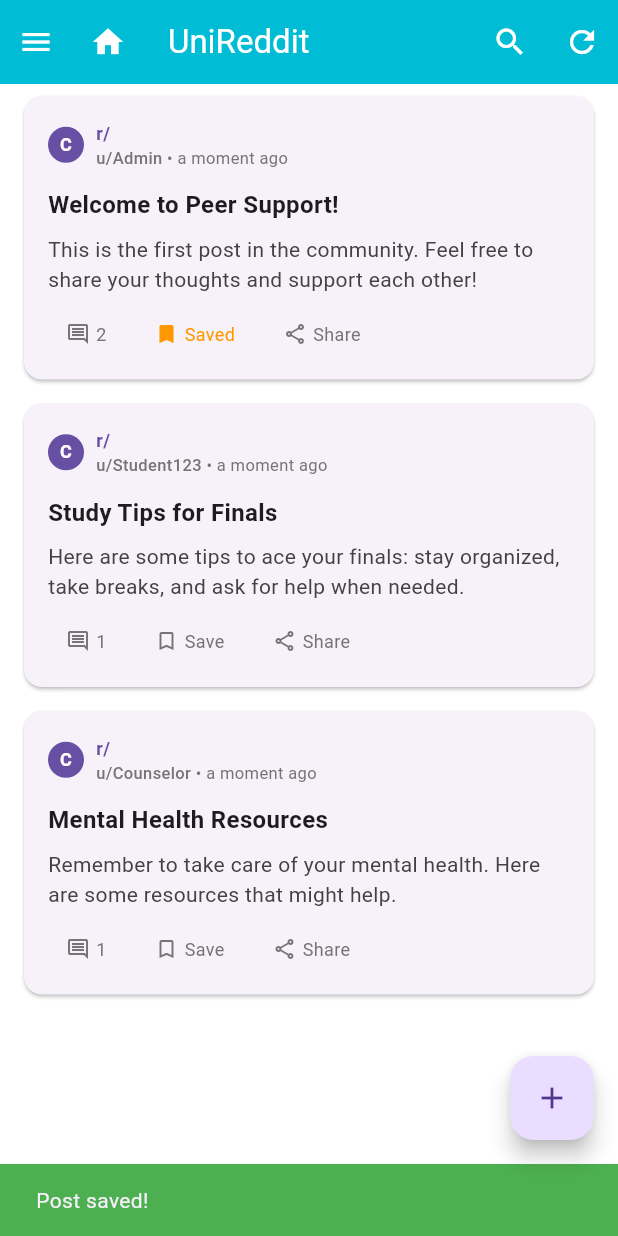
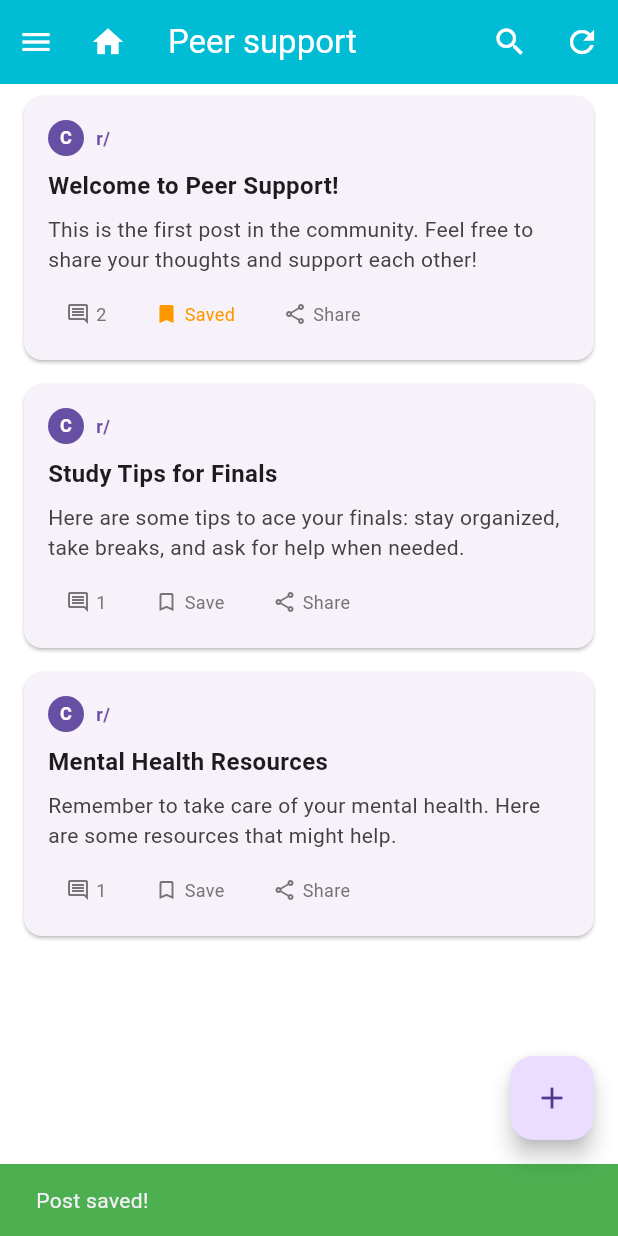
Before and after one commit to NsengaNigel/peer-support_app, a Flutter app: the PostFeedScreen screen opened directly, after a tap on "Save", on a phone screen of 412 x 824 dp. Run offline on Flutter 3.47's test engine with Material 3 defaults, Android fonts, the phone set to English and light mode, and no system bars; our stand-ins replace cloud_firestore, firebase_auth, firebase_core, timeago; accounts and stored records are empty.

Commit message:
Adding the save/unsave functionality and enhancing the UI

```diff
--- a/lib/main.dart
+++ b/lib/main.dart
@@ -108,7 +108,7 @@ class UniversityRedditApp extends StatelessWidget {
       valueListenable: themeNotifier,
       builder: (context, mode, _) {
         return MaterialApp(
-          title: 'UniReddit',
+          title: 'Peer support',
           theme: ThemeData(
             primarySwatch: Colors.orange,
             scaffoldBackgroundColor: Colors.white,
--- a/lib/screens/about_screen.dart
+++ b/lib/screens/about_screen.dart
@@ -12,7 +12,7 @@ class AboutScreen extends StatelessWidget {
         backgroundColor: Color(0xFF00BCD4),
         foregroundColor: Colors.white,
       ),
-      body: Center(child: Text('About UniReddit')),
+      body: Center(child: Text('About Peer support')),
     );
   }
 }
--- a/lib/screens/post/post_feed_screen.dart
+++ b/lib/screens/post/post_feed_screen.dart
@@ -92,7 +92,7 @@ class _PostFeedScreenState extends State<PostFeedScreen> {
   Widget build(BuildContext context) {
     return Scaffold(
       appBar: HomeReturnAppBar(
-        title: 'UniReddit',
+        title: 'Peer support',
         backgroundColor: Color(0xFF00BCD4),
         foregroundColor: Colors.white,
         actions: [
--- a/lib/services/saved_posts_service.dart
+++ b/lib/services/saved_posts_service.dart
@@ -67,7 +67,9 @@ class SavedPostsService {
   // Check if a post is saved by current user
   bool isPostSaved(String postId, UserModel? currentUserModel) {
     if (currentUserModel == null) return false;
-    return currentUserModel.savedPosts.contains(postId);
+    // Ensure savedPosts is not null before calling contains
+    final savedPosts = currentUserModel.savedPosts ?? [];
+    return savedPosts.contains(postId);
   }
 
   // Get all saved posts for current user
@@ -83,7 +85,12 @@ class SavedPostsService {
       if (!userDoc.exists) return [];
 
       final userData = userDoc.data() as Map<String, dynamic>;
-      final List<String> savedPostIds = List<String>.from(userData['savedPosts'] ?? []);
+
+      // Safely handle the case where savedPosts might not exist or be null
+      final dynamic savedPostsData = userData['savedPosts'];
+      final List<String> savedPostIds = (savedPostsData is List)
+          ? List<String>.from(savedPostsData.whereType<String>())
+          : [];
 
       if (savedPostIds.isEmpty) return [];
 
@@ -134,7 +141,13 @@ class SavedPostsService {
       if (!userDoc.exists) return 0;
 
       final userData = userDoc.data() as Map<String, dynamic>;
-      final List<String> savedPostIds = List<String>.from(userData['savedPosts'] ?? []);
+
+      // Safely handle the case where savedPosts might not exist or be null
+      final dynamic savedPostsData = userData['savedPosts'];
+      final List<String> savedPostIds = (savedPostsData is List)
+          ? List<String>.from(savedPostsData.whereType<String>())
+          : [];
+
       return savedPostIds.length;
     } catch (e) {
       if (kDebugMode) {
--- a/lib/widgets/post_card.dart
+++ b/lib/widgets/post_card.dart
@@ -41,9 +41,10 @@ class _PostCardState extends State<PostCard> {
     if (_isLoadingSave) return;
     final postId = widget.post['id'];
     if (postId == null || postId.isEmpty) {
+      print('[SAVE ERROR] Post ID is null or empty. Post: \\${widget.post}');
       ScaffoldMessenger.of(context).showSnackBar(
         SnackBar(
-          content: Text('Cannot save: Post ID not available'),
+          content: Text('Cannot save: Post ID not available (diagnostic)'),
           backgroundColor: Colors.orange,
         ),
       );
@@ -53,14 +54,17 @@ class _PostCardState extends State<PostCard> {
     bool wasSaved = _isPostSaved;
     try {
       if (wasSaved) {
+        print('[SAVE ACTION] Unsaving post: $postId');
         await _savedPostsService.unsavePost(postId);
       } else {
+        print('[SAVE ACTION] Saving post: $postId');
         await _savedPostsService.savePost(postId);
       }
       // Optimistically update UI
       setState(() {});
       // Refresh user model in background
       UserManager.refreshUserModel().then((_) {
+        print('[SAVE ACTION] User model refreshed after save/unsave.');
         if (mounted) setState(() {});
       });
       ScaffoldMessenger.of(context).showSnackBar(
@@ -107,9 +111,10 @@ class _PostCardState extends State<PostCard> {
           child: Column(
             crossAxisAlignment: CrossAxisAlignment.start,
             children: [
-              // Community and author info
+              // Community info and admin actions
               Row(
                 children: [
+                  // Community name
                   GestureDetector(
                     onTap: widget.onCommunityTap,
                     child: CircleAvatar(
@@ -128,10 +133,7 @@ class _PostCardState extends State<PostCard> {
                     ),
                   ),
                   const SizedBox(width: 8),
-                  Expanded(
-                    child: Column(
-                      crossAxisAlignment: CrossAxisAlignment.start,
-                      children: [
+                  // Community name text
                   GestureDetector(
                     onTap: widget.onCommunityTap,
                     child: Text(
@@ -143,31 +145,7 @@ class _PostCardState extends State<PostCard> {
                       ),
                     ),
                   ),
-                        Row(
-                          children: [
-                            GestureDetector(
-                              onTap: widget.onUserTap,
-                              child: Text(
-                                'u/$authorUsername',
-                                style: TextStyle(
-                                  fontSize: 11,
-                                  color: Colors.grey[600],
-                                  fontWeight: FontWeight.w500,
-                                ),
-                              ),
-                            ),
-                            Text(
-                              ' • ${timeago.format(createdAt)}',
-                              style: TextStyle(
-                                fontSize: 11,
-                                color: Colors.grey[600],
-                              ),
-                            ),
-                          ],
-                        ),
-                      ],
-                    ),
-                  ),
+                  const Spacer(),
                   // Admin actions for admins/moderators
                   if (UserManager.currentUserModel?.role.canDeletePosts() == true && widget.post['id'] != null)
                     AdminPostActions(
@@ -177,8 +155,8 @@ class _PostCardState extends State<PostCard> {
                     ),
                 ],
               ),
-              const SizedBox(height: 12),
-              // Post title
+              const SizedBox(height: 8),
+              // Post title and content
               Text(
                 title,
                 style: const TextStyle(
```
Also changed, not shown: lib/screens/chat/chat_list_screen.dart (+0 -7 lines), lib/screens/post_detail_screen.dart (+45 -7 lines). Lines whose indentation alone changed are shown as unchanged.
